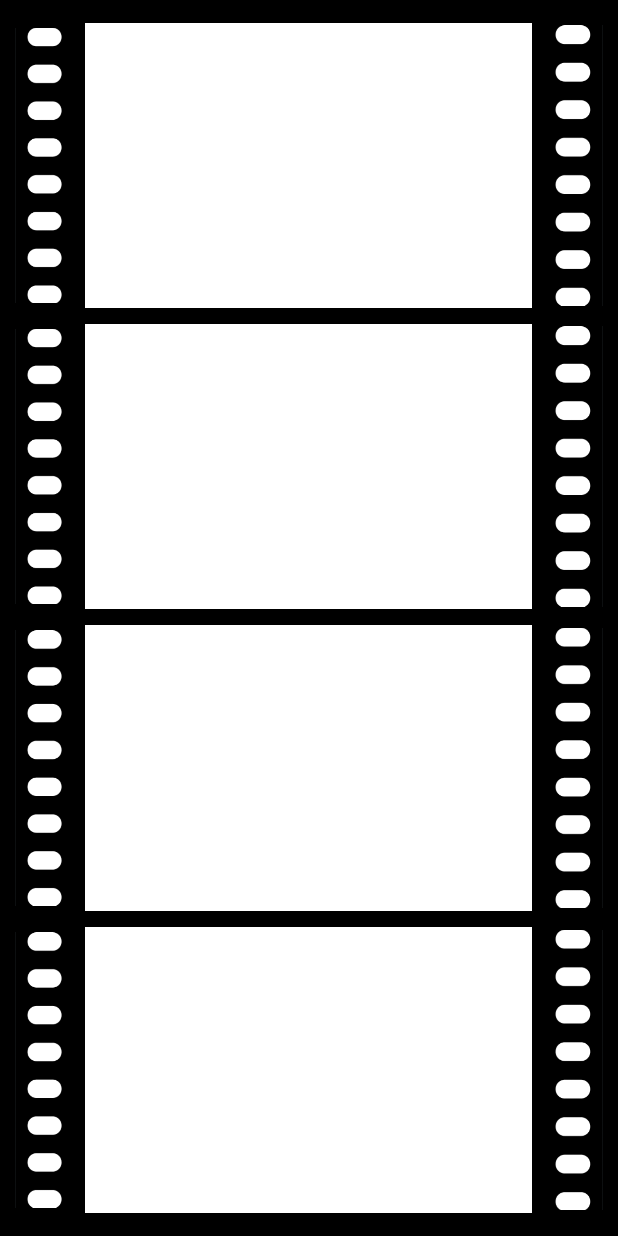
After one commit to kgm-930/harufilm, an Android app: the layout fragment_frame.xml on its own in the app's theme, with its tools: preview values and no code run, on a phone screen of 412 x 824 dp. The commit adds this screen. Run offline under Robolectric (Android 15) with nearby library versions, the phone set to English and light mode, and no system bars.

Commit message:
[#95] feat:frame fragment add

```diff
--- a/android/TodayFilm/app/src/main/res/layout/activity_main.xml
+++ b/android/TodayFilm/app/src/main/res/layout/activity_main.xml
@@ -9,9 +9,10 @@
     android:orientation="vertical">
 
     <FrameLayout
-        android:layout_width="match_parent"
+        android:id="@+id/fragment_content"
+        android:layout_weight="9"
         android:layout_height="0dp"
-        android:layout_weight="9"/>
+        android:layout_width="match_parent" />
 
     <LinearLayout
         android:layout_width="match_parent"
--- /dev/null
+++ b/android/TodayFilm/app/src/main/res/layout/fragment_frame.xml
@@ -0,0 +1,108 @@
+<?xml version="1.0" encoding="utf-8"?>
+<LinearLayout xmlns:android="http://schemas.android.com/apk/res/android"
+    xmlns:tools="http://schemas.android.com/tools"
+    android:layout_width="match_parent"
+    android:layout_height="match_parent"
+    tools:context=".FrameFragment"
+    android:background="@color/black"
+    android:orientation="vertical"
+    android:paddingVertical="10dp">
+
+    <LinearLayout
+        android:layout_width="match_parent"
+        android:layout_height="0dp"
+        android:layout_weight="1"
+        android:orientation="horizontal"
+        android:paddingVertical="5dp"
+        android:paddingHorizontal="10dp">
+        <ImageView
+            android:layout_width="0dp"
+            android:layout_height="match_parent"
+            android:layout_weight="1"
+            android:src="@drawable/sprocket_holes_left"/>
+        <ImageView
+            android:layout_width="0dp"
+            android:layout_height="match_parent"
+            android:layout_weight="8"
+            android:background="@color/white"
+            android:layout_marginHorizontal="10dp"/>
+        <ImageView
+            android:layout_width="0dp"
+            android:layout_height="match_parent"
+            android:layout_weight="1"
+            android:src="@drawable/sprocket_holes_right"/>
+    </LinearLayout>
+    <LinearLayout
+        android:layout_width="match_parent"
+        android:layout_height="0dp"
+        android:layout_weight="1"
+        android:orientation="horizontal"
+        android:paddingVertical="5dp"
+        android:paddingHorizontal="10dp">
+        <ImageView
+            android:layout_width="0dp"
+            android:layout_height="match_parent"
+            android:layout_weight="1"
+            android:src="@drawable/sprocket_holes_left"/>
+        <ImageView
+            android:layout_width="0dp"
+            android:layout_height="match_parent"
+            android:layout_weight="8"
+            android:background="@color/white"
+            android:layout_marginHorizontal="10dp"/>
+        <ImageView
+            android:layout_width="0dp"
+            android:layout_height="match_parent"
+            android:layout_weight="1"
+            android:src="@drawable/sprocket_holes_right"/>
+    </LinearLayout>
+    <LinearLayout
+        android:layout_width="match_parent"
+        android:layout_height="0dp"
+        android:layout_weight="1"
+        android:orientation="horizontal"
+        android:paddingVertical="5dp"
+        android:paddingHorizontal="10dp">
+        <ImageView
+            android:layout_width="0dp"
+            android:layout_height="match_parent"
+            android:layout_weight="1"
+            android:src="@drawable/sprocket_holes_left"/>
+        <ImageView
+            android:layout_width="0dp"
+            android:layout_height="match_parent"
+            android:layout_weight="8"
+            android:background="@color/white"
+            android:layout_marginHorizontal="10dp"/>
+        <ImageView
+            android:layout_width="0dp"
+            android:layout_height="match_parent"
+            android:layout_weight="1"
+            android:src="@drawable/sprocket_holes_right"/>
+    </LinearLayout>
+    <LinearLayout
+        android:layout_width="match_parent"
+        android:layout_height="0dp"
+        android:layout_weight="1"
+        android:orientation="horizontal"
+        android:paddingVertical="5dp"
+        android:paddingHorizontal="10dp">
+        <ImageView
+            android:layout_width="0dp"
+            android:layout_height="match_parent"
+            android:layout_weight="1"
+            android:src="@drawable/sprocket_holes_left"/>
+        <ImageView
+            android:layout_width="0dp"
+            android:layout_height="match_parent"
+            android:layout_weight="8"
+            android:background="@color/white"
+            android:layout_marginHorizontal="10dp"/>
+        <ImageView
+            android:layout_width="0dp"
+            android:layout_height="match_parent"
+            android:layout_weight="1"
+            android:src="@drawable/sprocket_holes_right"/>
+    </LinearLayout>
+
+</LinearLayout>
--- a/android/TodayFilm/app/src/main/res/layout/fragment_home.xml
+++ b/android/TodayFilm/app/src/main/res/layout/fragment_home.xml
@@ -38,10 +38,9 @@
     </androidx.constraintlayout.widget.ConstraintLayout>
 
     <FrameLayout
+        android:id="@+id/fragment_content_home"
         android:layout_width="match_parent"
         android:layout_height="match_parent"
-        android:layout_marginHorizontal="10dp">
-
-    </FrameLayout>
+        android:layout_marginHorizontal="30dp"/>
 
 </LinearLayout>
--- a/android/TodayFilm/app/src/main/res/values/strings.xml
+++ b/android/TodayFilm/app/src/main/res/values/strings.xml
@@ -44,4 +44,6 @@
     <string name="complete">완성</string>
     <string name="search">검색</string>
     <string name="album">내 앨범</string>
+    <!-- TODO: Remove or change this placeholder text -->
+    <string name="hello_blank_fragment">Hello blank fragment</string>
 </resources>
```
Also changed, not shown: android/TodayFilm/app/src/main/java/com/example/todayfilm/FrameFragment.kt (added, +20 -0 lines), android/TodayFilm/app/src/main/java/com/example/todayfilm/HomeFragment.kt (+12 -46 lines), android/TodayFilm/app/src/main/java/com/example/todayfilm/MainActivity.kt (+7 -1 lines), android/TodayFilm/app/src/main/res/drawable/sprocket_holes_left.png (added), android/TodayFilm/app/src/main/res/drawable/sprocket_holes_right.png (added).
